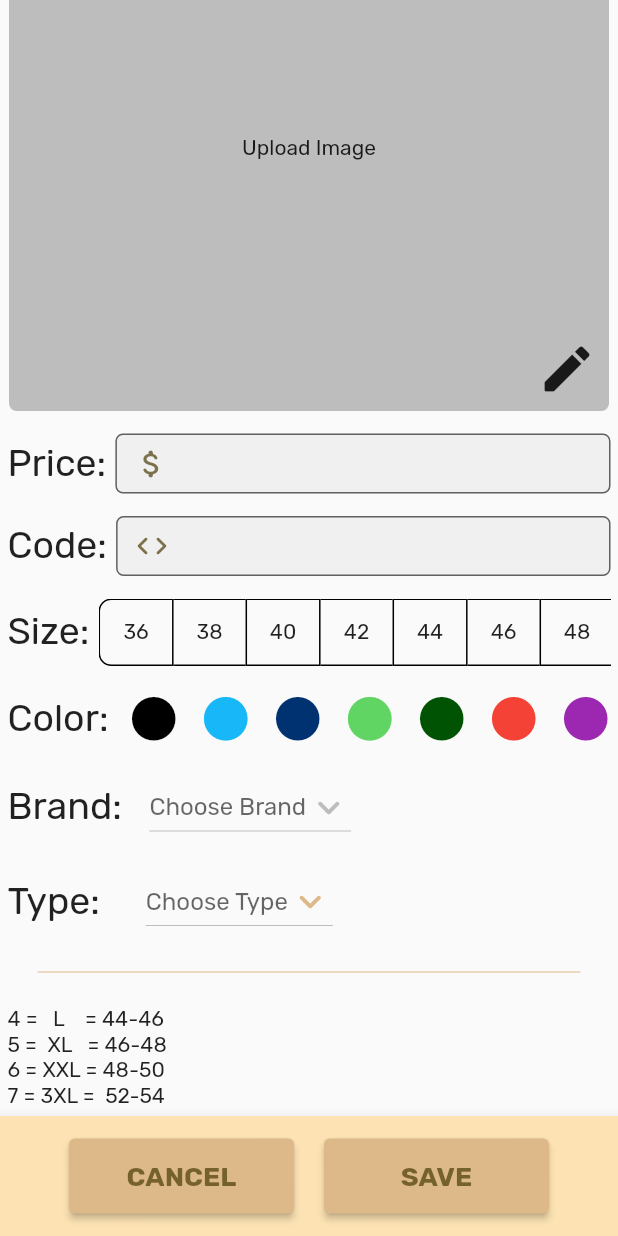
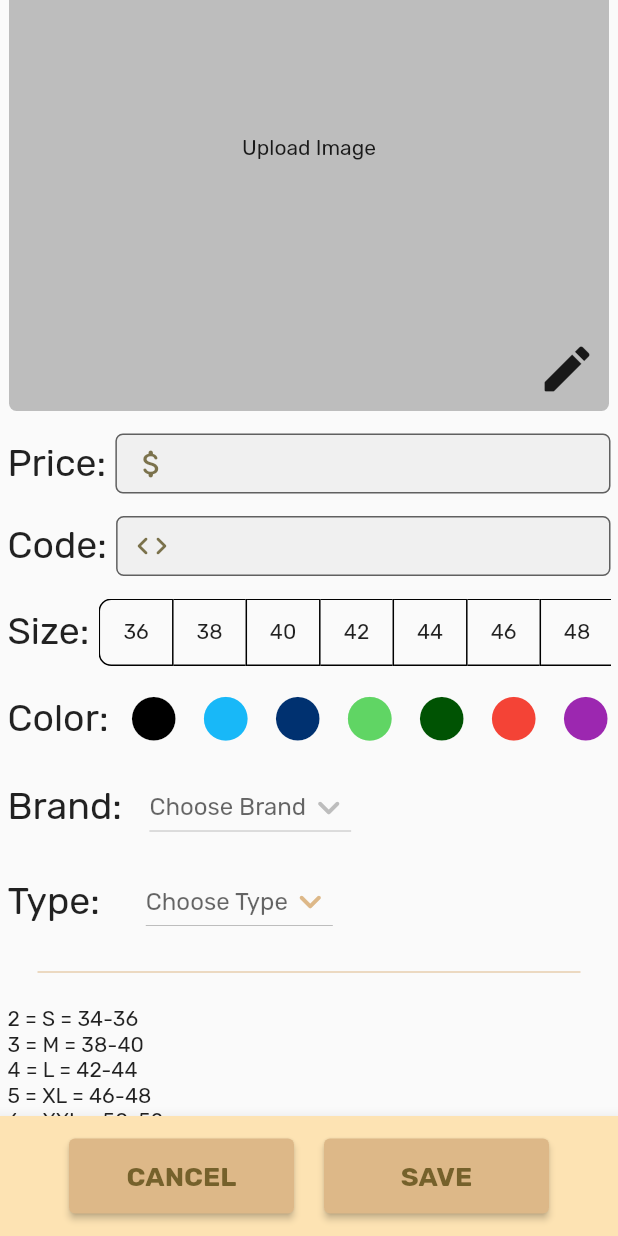
Before and after one commit to DeadMoza/storeManager, a Flutter app: the CreatePage screen opened directly, scrolled down 81 dp, on a phone screen of 412 x 824 dp. Run offline on Flutter 3.47's test engine with Material 2 defaults, Android fonts, the phone set to English and light mode, and no system bars; our stand-ins replace cloud_firestore, file_picker, firebase_core, firebase_storage; accounts and stored records are empty; generated files the repository leaves out were written again.

Commit message:
Commit 15. -Added more sizes such as S, M, and 4XL.

```diff
--- a/lib/misc/utlis.dart
+++ b/lib/misc/utlis.dart
@@ -51,10 +51,13 @@ final List<int> availableSizes = <int>[
   54,
   56,
   58,
+  2,
+  3,
   4,
   5,
   6,
   7,
+  8,
 ];
 
 final List<String> stringSizes =
--- a/lib/pages/create.dart
+++ b/lib/pages/create.dart
@@ -82,7 +82,10 @@ class _CreatePageState extends State<CreatePage> {
     false,
     false,
     false,
-    false
+    false,
+    false,
+    false,
+    false,
   ];
   final List<bool> selectedColor = <bool>[
     false,
@@ -398,7 +401,7 @@ class _CreatePageState extends State<CreatePage> {
                   const Align(
                     alignment: Alignment.centerLeft,
                     child: Text(
-                      '4 =   L    = 44-46\n5 =  XL   = 46-48\n6 = XXL = 48-50\n7 = 3XL =  52-54',
+                      '2 = S = 34-36 \n3 = M = 38-40 \n4 = L = 42-44 \n5 = XL = 46-48 \n6 = XXL = 50-52 \n7 = 3XL = 52-54 \n8 = 4XL = 54-56',
                     ),
                   )
                 ],
--- a/lib/pages/edit.dart
+++ b/lib/pages/edit.dart
@@ -470,7 +470,7 @@ class _EditPageState extends State<EditPage> {
                   const Align(
                     alignment: Alignment.centerLeft,
                     child: Text(
-                      '4 =   L    = 44-46\n5 =  XL   = 46-48\n6 = XXL = 48-50\n7 = 3XL =  52-54',
+                      '2 = S = 34-36 \n3 = M = 38-40 \n4 = L = 42-44 \n5 = XL = 46-48 \n6 = XXL = 50-52 \n7 = 3XL = 52-54 \n8 = 4XL = 54-56',
                     ),
                   )
                 ],
--- a/lib/pages/info.dart
+++ b/lib/pages/info.dart
@@ -212,7 +212,7 @@ class DetailsPage extends StatelessWidget {
               const Align(
                 alignment: Alignment.centerLeft,
                 child: Text(
-                  '4 =   L    = 44-46\n5 =  XL   = 46-48\n6 = XXL = 48-50\n7 = 3XL = 52-54',
+                  '2 = S = 34-36 \n3 = M = 38-40 \n4 = L = 42-44 \n5 = XL = 46-48 \n6 = XXL = 50-52 \n7 = 3XL = 52-54 \n8 = 4XL = 54-56',
                 ),
               )
             ],
```
